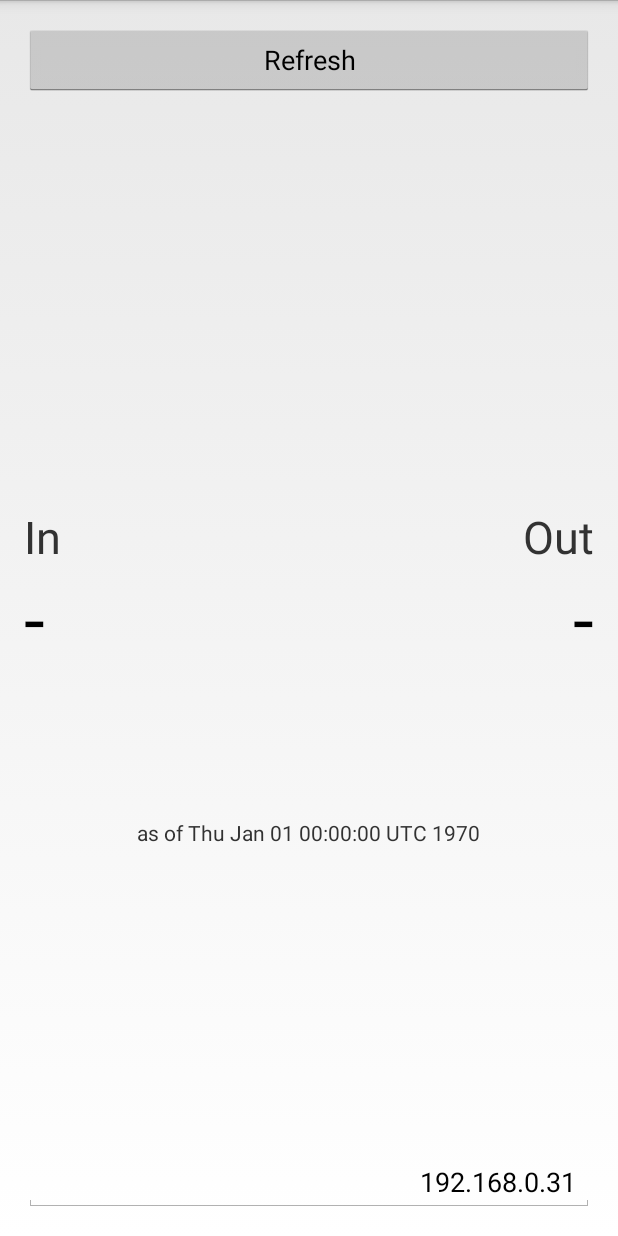
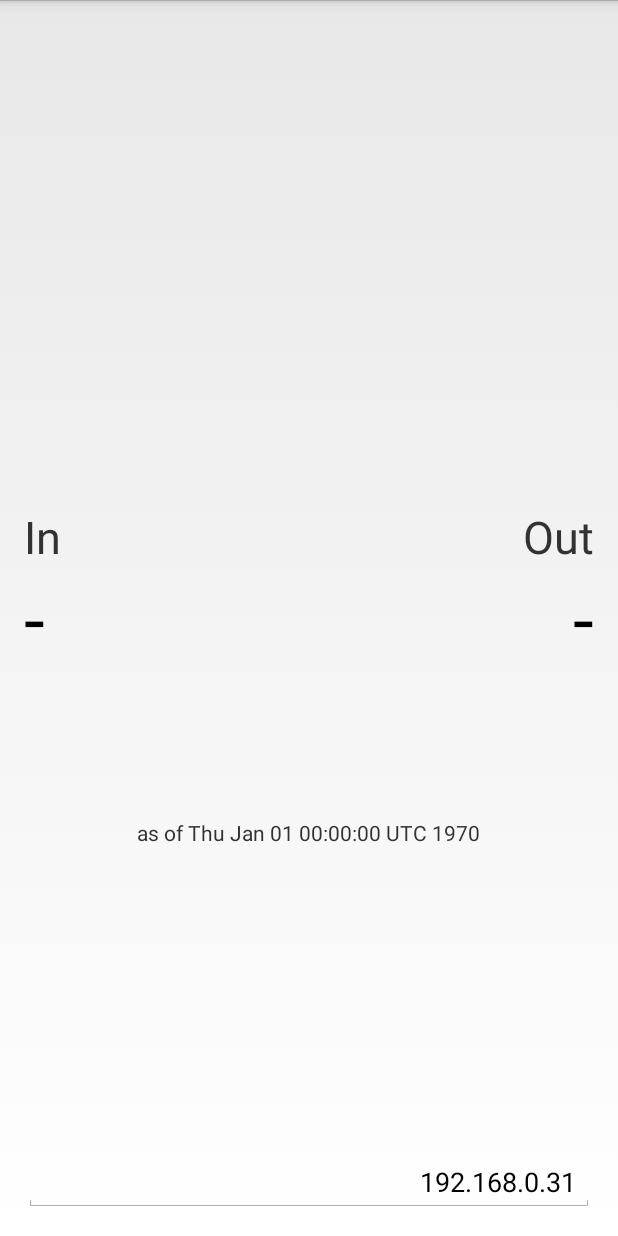
Before and after one commit to gregpaton08/NetworkTest_android, an Android app: the screen it shows after launch (MainActivity), on a phone screen of 412 x 824 dp. Run offline under Robolectric (Android 15) with nearby library versions, the phone set to English and light mode, and no system bars.

Commit message:
[mod] Removed refresh button.

```diff
--- a/NetworkTest/src/main/java/com/example/networktest/MainActivity.java
+++ b/NetworkTest/src/main/java/com/example/networktest/MainActivity.java
@@ -112,13 +112,6 @@ public class MainActivity extends Activity {
                     }
                 });
             }
-
-            ((Button)findViewById(R.id.bt_refresh)).setOnClickListener(new View.OnClickListener() {
-                @Override
-                public void onClick(View view) {
-                    updateWeather();
-                }
-            });
 
             m_tvTimeTemp = (TextView)findViewById(R.id.tv_timeTemp);
             m_tsInTemp = (TextSwitcher)findViewById(R.id.ts_inTemp);
--- a/NetworkTest/src/main/res/layout/fragment_main.xml
+++ b/NetworkTest/src/main/res/layout/fragment_main.xml
@@ -7,12 +7,6 @@
     android:paddingTop="@dimen/activity_vertical_margin"
     android:paddingBottom="@dimen/activity_vertical_margin"
     tools:context=".MainActivity$PlaceholderFragment">
-
-    <Button
-        android:id="@+id/bt_refresh"
-        android:layout_width="fill_parent"
-        android:layout_height="wrap_content"
-        android:text="Refresh" />
 
     <EditText
         android:id="@+id/et_ipAddress"
```
